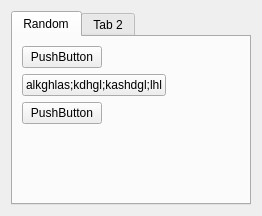
Before: the Qt Designer form src/SideBar.ui in adickin/Md2-Viewer, drawn with Qt 5.
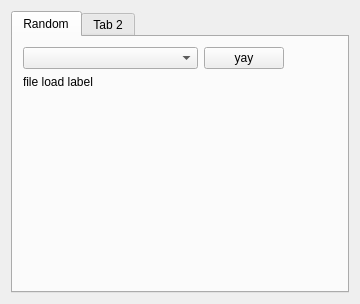
After: the same form once the commit is applied.

Commit message: added label to inform user if a file was loaded successfully or unsuccessfully.

```diff
--- a/src/SideBar.ui
+++ b/src/SideBar.ui
@@ -6,10 +6,16 @@
    <rect>
     <x>0</x>
     <y>0</y>
-    <width>262</width>
-    <height>216</height>
+    <width>360</width>
+    <height>304</height>
    </rect>
   </property>
+  <property name="minimumSize">
+   <size>
+    <width>300</width>
+    <height>0</height>
+   </size>
+  </property>
   <property name="windowTitle">
    <string>SideBar</string>
   </property>
@@ -26,36 +32,49 @@
       <attribute name="title">
        <string>Random</string>
       </attribute>
+      <widget class="QWidget" name="">
+       <property name="geometry">
+        <rect>
+         <x>10</x>
+         <y>10</y>
+         <width>276</width>
+         <height>56</height>
+        </rect>
+       </property>
       <layout class="QFormLayout" name="formLayout_2">
+        <item row="0" column="0">
+         <layout class="QFormLayout" name="formLayout">
        <property name="fieldGrowthPolicy">
         <enum>QFormLayout::AllNonFixedFieldsGrow</enum>
        </property>
        <item row="0" column="0">
-        <layout class="QFormLayout" name="formLayout">
-         <item row="2" column="0">
+           <widget class="QComboBox" name="comboBox">
+            <property name="minimumSize">
+             <size>
+              <width>175</width>
+              <height>0</height>
+             </size>
+            </property>
+           </widget>
+          </item>
+          <item row="0" column="1">
           <widget class="QPushButton" name="pushButton">
            <property name="text">
-            <string>alkghlas;kdhgl;kashdgl;lhl</string>
+             <string>yay</string>
            </property>
           </widget>
          </item>
-         <item row="3" column="0">
-          <widget class="QPushButton" name="pushButton_3">
-           <property name="text">
-            <string>PushButton</string>
-           </property>
-          </widget>
+         </layout>
          </item>
          <item row="1" column="0">
-          <widget class="QPushButton" name="pushButton_4">
+         <widget class="QLabel" name="wFileLoadLabel">
            <property name="text">
-            <string>PushButton</string>
+           <string>file load label</string>
            </property>
           </widget>
          </item>
         </layout>
-       </item>
-      </layout>
+      </widget>
      </widget>
      <widget class="QWidget" name="tab_2">
       <attribute name="title">
```
Left out of the diff: 3 changed lines with no effect on the pictures. Lines whose indentation alone changed are shown as unchanged. The commit also changes 5 other files.
